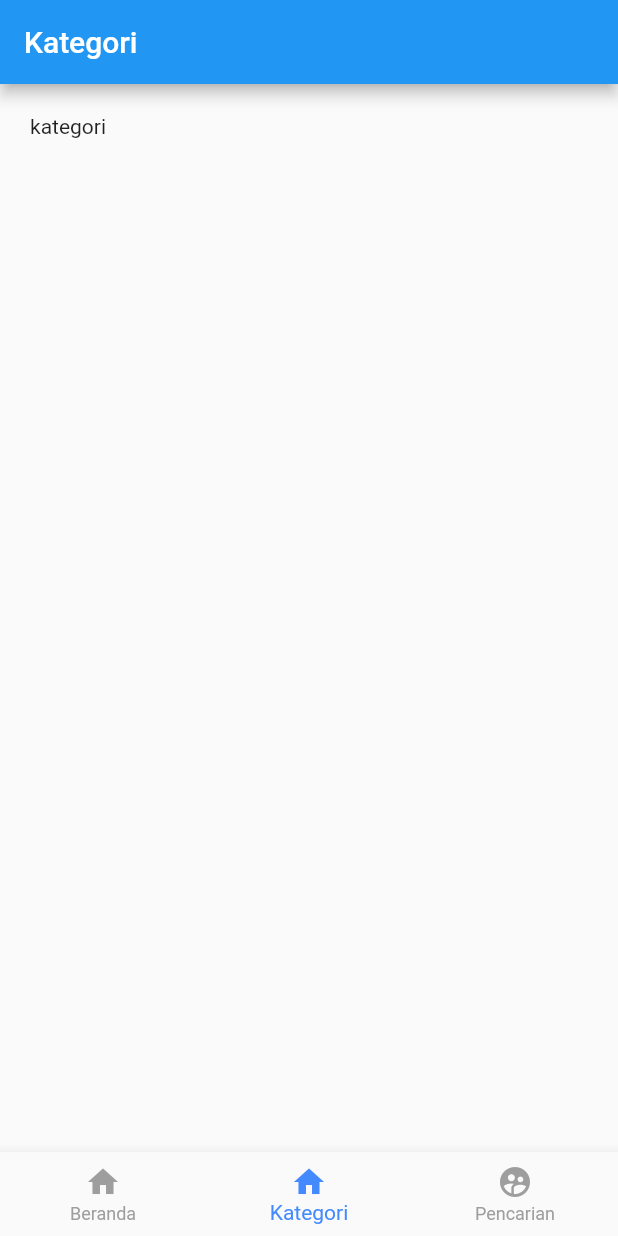
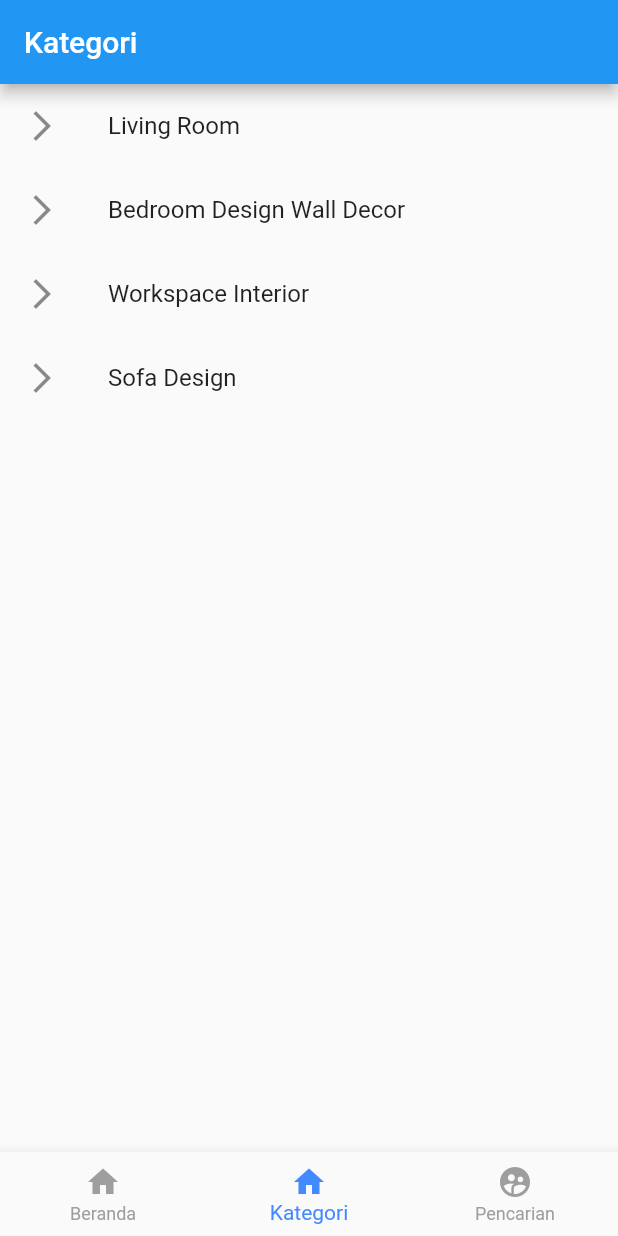
Before and after one commit to Hamslloh/uas_mobile, a Flutter app: the screen it shows after launch, item 2 of the bottom bar chosen, on a phone screen of 412 x 824 dp. Run offline on Flutter 3.47's test engine with Material 2 defaults, Android fonts, the phone set to English and light mode, and no system bars; our stand-ins replace cloud_firestore; accounts and stored records are empty.

Commit message:
commit 2

```diff
--- a/lib/kategori.dart
+++ b/lib/kategori.dart
@@ -1,4 +1,8 @@
+import 'package:cloud_firestore/cloud_firestore.dart';
 import 'package:flutter/material.dart';
+import 'package:reborn/detail_kategori.dart';
+import 'package:reborn/koneksi.dart';
+
 
 class Kategori extends StatefulWidget {
   @override
@@ -6,19 +10,86 @@ class Kategori extends StatefulWidget {
 }
 
 class _KategoriState extends State<Kategori> {
+  List<DocumentSnapshot> dtproperti = List();
+  bool loading = false;
+
+  AmbilData()async{
+    loading = true;
+    dtproperti = await Koneksiproperti.koneksi.GetDataProperti();
+
+    setState(() {
+      loading = false;
+    });
+  }
+
+   @override
+  void initState(){
+    super.initState();
+    AmbilData();
+  }
+
+    List lokasi = [
+        'Living Room',
+        'Bedroom Design Wall Decor',
+        'Workspace Interior',
+        'Sofa Design',
+    ];
+
+
+
+
+
   @override
   Widget build(BuildContext context) {
     return Scaffold(
       appBar: AppBar(
         title:Text("Kategori"),
       ),
-      body: ListView(
-        padding: EdgeInsets.only(top:20.0,right:20.0,left:20.0),
-        children: <Widget>[
-          Container(
-            child:Text("kategori"),
-          ),
-        ],),
+      // body: loading ? Center(child: CircularProgressIndicator(),)
+      // :ListView.builder(
+
+      //   padding: EdgeInsets.all(7),
+      //   itemCount: dtproperti.length,
+      //   itemBuilder: (context, indek){
+      //     final item = dtproperti[indek];
+      //     return Card(
+      //       elevation: 0,
+      //       shape:Border(left: BorderSide(color: Colors.blue, width: 5)),
+      //       child: ListTile(
+      //       // title: Text("nama penduduk"),
+      //       contentPadding: EdgeInsets.symmetric(horizontal: 20.0),
+      //       subtitle: Row(
+      //         children: <Widget>[
+      //           Expanded(
+      //             child: Text(item.data['nama_properti'],style: TextStyle(color: Colors.black,fontWeight: FontWeight.bold,fontSize: 18,)),
+      //           ),
+      //           Expanded(
+      //             child: Text(item.data['harga'],style: TextStyle(color: Colors.black,fontSize: 14,)),
+      //           ),
+      //         ],
+      //       ),
+      //     ),
+      //       );
+
+      //   },
+      // ),
+
+
+      body: new Container(
+        child: ListView(
+          children: lokasi.map((nama) {
+            return ListTile(
+              leading: Icon(Icons.arrow_forward_ios),
+              title: Text(nama),
+              onTap: () {
+                Navigator.push(context,MaterialPageRoute(builder: (context)=>Detail_Kategori(nama:nama)));
+              },
+            );
+          }).toList(),
+        ),
+      ),
+
+
     );
   }
 }
--- /dev/null
+++ b/lib/koneksi.dart
@@ -0,0 +1,14 @@
+import 'package:cloud_firestore/cloud_firestore.dart';
+
+class Koneksiproperti{
+  static Koneksiproperti koneksi = Koneksiproperti();
+
+  // deklarasi koleksi antar firebase
+  CollectionReference db = Firestore.instance.collection("properti");
+
+  Future<List<DocumentSnapshot>> GetDataProperti()async{
+     QuerySnapshot result = await db.getDocuments();
+     return result.documents;
+  }
+
+}
--- a/lib/pencarian.dart
+++ b/lib/pencarian.dart
@@ -55,4 +55,6 @@ class _PencarianState extends State<Pencarian> {
 
     );
   }
+
+
 }
--- a/pubspec.yaml
+++ b/pubspec.yaml
@@ -23,6 +23,7 @@ dependencies:
   # The following adds the Cupertino Icons font to your application.
   # Use with the CupertinoIcons class for iOS style icons.
   cupertino_icons: ^0.1.2
+  cloud_firestore: ^0.12.9+5
 
 dev_dependencies:
   flutter_test:
@@ -41,7 +42,8 @@ flutter:
   uses-material-design: true
 
   # To add assets to your application, add an assets section, like this:
-  # assets:
+  assets:
+   - assets/teamwork.png
   #  - images/a_dot_burr.jpeg
   #  - images/a_dot_ham.jpeg
 
```
Also changed, not shown: lib/beranda.dart (+29 -0 lines), lib/detail_kategori.dart (added, +46 -0 lines), assets/avatar.jpg (added), assets/house.png (added), assets/online-store.png (added), assets/teamwork.png (added), pubspec.lock, 3 other files.
